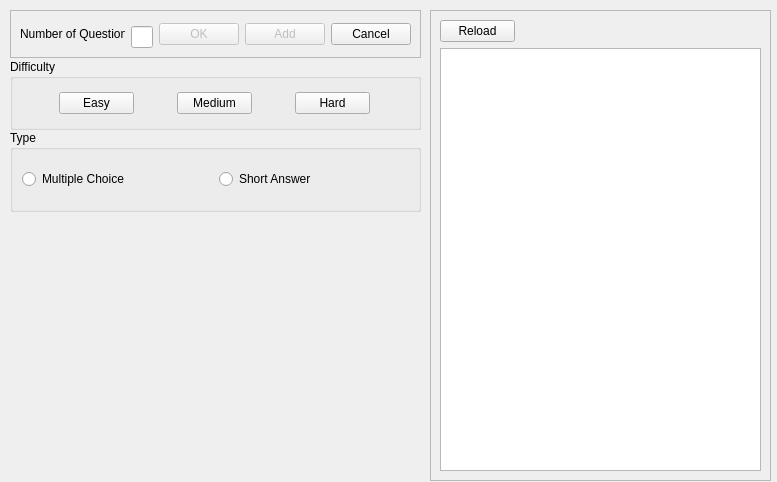
This is questiondialog.ui in DimitarRizzovski/SAT-1 as Qt 5 draws it before an edit. The edited form follows.
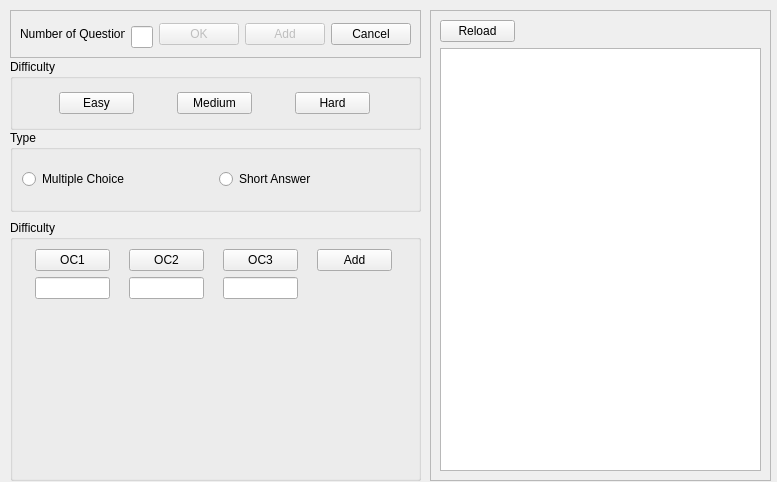
This is the edited form.

Commit message: qd.py --- Added: Added outcome buttons (No current function)

What changed in the file:
```diff
--- a/questiondialog.ui
+++ b/questiondialog.ui
@@ -247,6 +247,134 @@
     </item>
    </layout>
   </widget>
+  <widget class="QGroupBox" name="difficultyBox_2">
+   <property name="geometry">
+    <rect>
+     <x>10</x>
+     <y>220</y>
+     <width>411</width>
+     <height>261</height>
+    </rect>
+   </property>
+   <property name="title">
+    <string>Difficulty</string>
+   </property>
+   <layout class="QGridLayout" name="gridLayout_6">
+    <item row="2" column="3">
+     <spacer name="verticalSpacer">
+      <property name="orientation">
+       <enum>Qt::Vertical</enum>
+      </property>
+      <property name="sizeHint" stdset="0">
+       <size>
+        <width>20</width>
+        <height>40</height>
+       </size>
+      </property>
+     </spacer>
+    </item>
+    <item row="1" column="3">
+     <widget class="QLineEdit" name="numofqueLine_3">
+      <property name="minimumSize">
+       <size>
+        <width>75</width>
+        <height>0</height>
+       </size>
+      </property>
+      <property name="maximumSize">
+       <size>
+        <width>25</width>
+        <height>16777215</height>
+       </size>
+      </property>
+     </widget>
+    </item>
+    <item row="1" column="4">
+     <widget class="QLineEdit" name="numofqueLine_4">
+      <property name="minimumSize">
+       <size>
+        <width>75</width>
+        <height>0</height>
+       </size>
+      </property>
+      <property name="maximumSize">
+       <size>
+        <width>25</width>
+        <height>16777215</height>
+       </size>
+      </property>
+     </widget>
+    </item>
+    <item row="0" column="1">
+     <widget class="QPushButton" name="easyButton_2">
+      <property name="maximumSize">
+       <size>
+        <width>75</width>
+        <height>16777215</height>
+       </size>
+      </property>
+      <property name="text">
+       <string>OC1</string>
+      </property>
+     </widget>
+    </item>
+    <item row="1" column="1">
+     <widget class="QLineEdit" name="numofqueLine_2">
+      <property name="minimumSize">
+       <size>
+        <width>75</width>
+        <height>0</height>
+       </size>
+      </property>
+      <property name="maximumSize">
+       <size>
+        <width>25</width>
+        <height>16777215</height>
+       </size>
+      </property>
+     </widget>
+    </item>
+    <item row="0" column="4">
+     <widget class="QPushButton" name="hardButton_2">
+      <property name="maximumSize">
+       <size>
+        <width>75</width>
+        <height>16777215</height>
+       </size>
+      </property>
+      <property name="text">
+       <string>OC3</string>
+      </property>
+     </widget>
+    </item>
+    <item row="0" column="3">
+     <widget class="QPushButton" name="mediumButton_2">
+      <property name="maximumSize">
+       <size>
+        <width>75</width>
+        <height>16777215</height>
+       </size>
+      </property>
+      <property name="text">
+       <string>OC2</string>
+      </property>
+     </widget>
+    </item>
+    <item row="0" column="5">
+     <widget class="QPushButton" name="hardButton_3">
+      <property name="maximumSize">
+       <size>
+        <width>75</width>
+        <height>16777215</height>
+       </size>
+      </property>
+      <property name="text">
+       <string>Add</string>
+      </property>
+     </widget>
+    </item>
+   </layout>
+  </widget>
  </widget>
  <resources/>
  <connections/>
```
